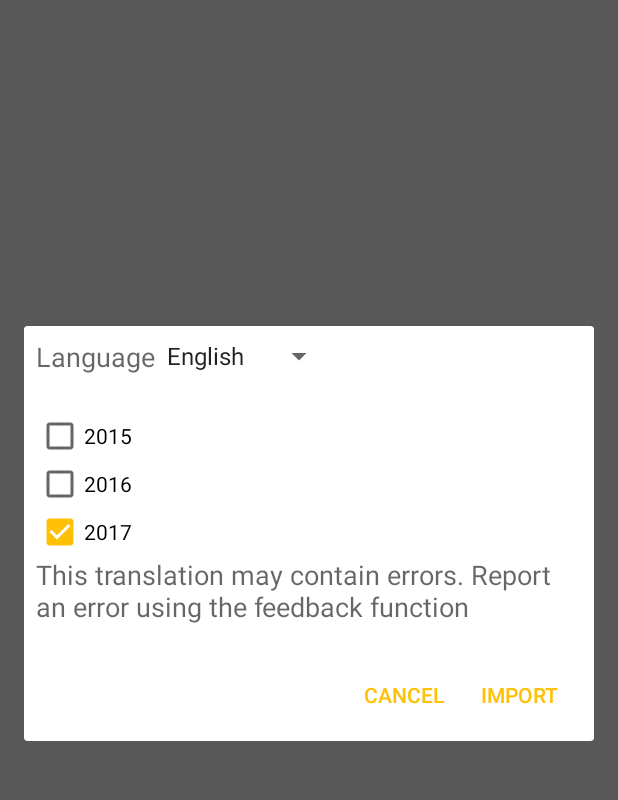
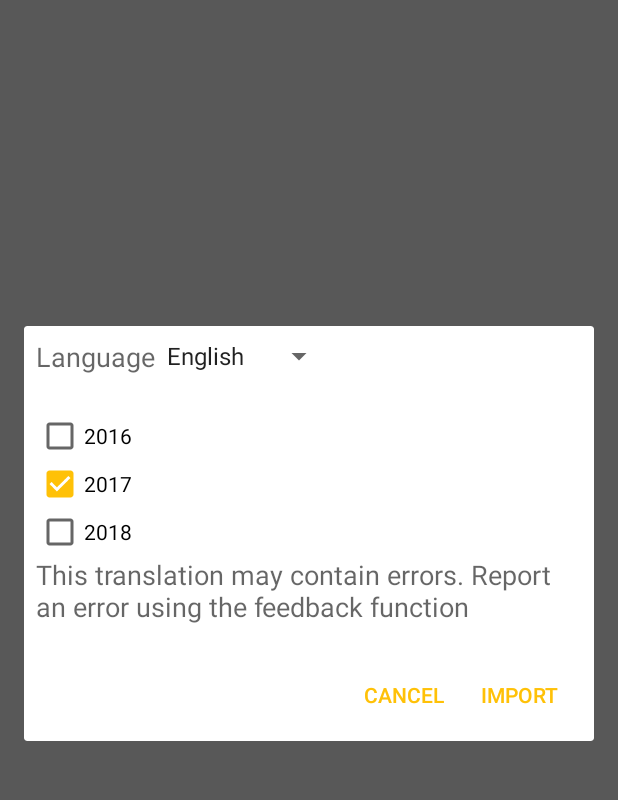
Before and after one commit to schalterDev/Losungen-Android, an Android app: the screen it shows after launch (MainActivity), in the options menu, after a tap on "Import / Change Language", on a phone screen of 412 x 824 dp, the part 84-884 px from its top. Run offline under Robolectric (Android 15) with nearby library versions, the phone set to English and light mode, and no system bars; our stand-ins replace AdMob; libraries missing offline, so code that uses them is left out: com.github.paolorotolo.appintro, com.mikepenz.materialdrawer, com.nononsenseapps.filepicker; 15 statements that could not run were skipped.

Commit message:
Updated import settings to support 2018

```diff
--- a/app/src/main/java/de/schalter/losungen/settings/Tags.java
+++ b/app/src/main/java/de/schalter/losungen/settings/Tags.java
@@ -16,7 +16,7 @@ public class Tags {
 
     //Für Losungen, Wochen und Monatssprüche
     private static final String[] IMPORT_LIST_DE = {"2017", "2018"};
-    private static final String[] IMPORT_LIST_EN = {"2015", "2016", "2017"};
+    private static final String[] IMPORT_LIST_EN = {"2016", "2017", "2018"};
     private static final String[] IMPORT_LIST_ES = {"2015", "2016"};
     private static final String[] IMPORT_LIST_AR = {};
     private static final String[] IMPORT_LIST_FR = {"2015", "2016"};
--- a/app/src/main/res/values/arrays.xml
+++ b/app/src/main/res/values/arrays.xml
@@ -52,17 +52,17 @@
     <string-array name="country_arrays">
         <item>@string/country_german</item>
         <item>@string/country_english</item>
-        <item>@string/country_netherlands</item>
+        <!--<item>@string/country_netherlands</item>
         <item>@string/country_spanish</item>
-        <item>@string/country_france</item>
+        <item>@string/country_france</item>-->
     </string-array>
 
     <string-array name="country_values" translatable="false">
         <item>de</item>
         <item>en</item>
-        <item>nl</item>
+        <!--<item>nl</item>
         <item>es</item>
-        <item>fr</item>
+        <item>fr</item>-->
     </string-array>
 
     <!-- AUDIO -->
```
